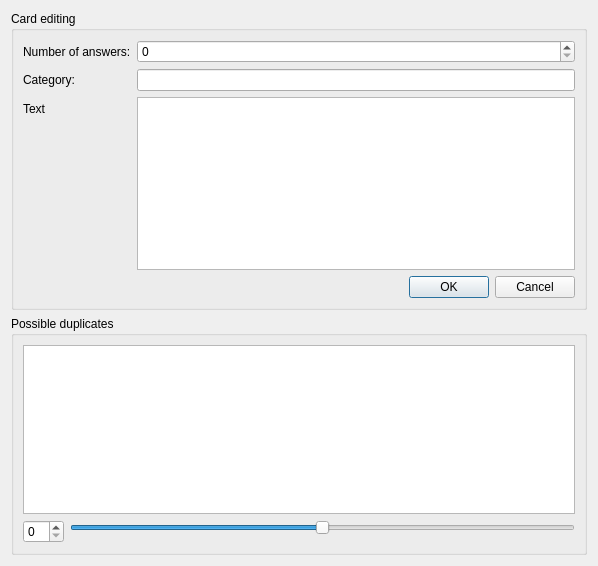
The window that src/carddatamappingwidget.ui (AnotherStranger/cah-fullformat-helper) describes before a commit, drawn with Qt 5.
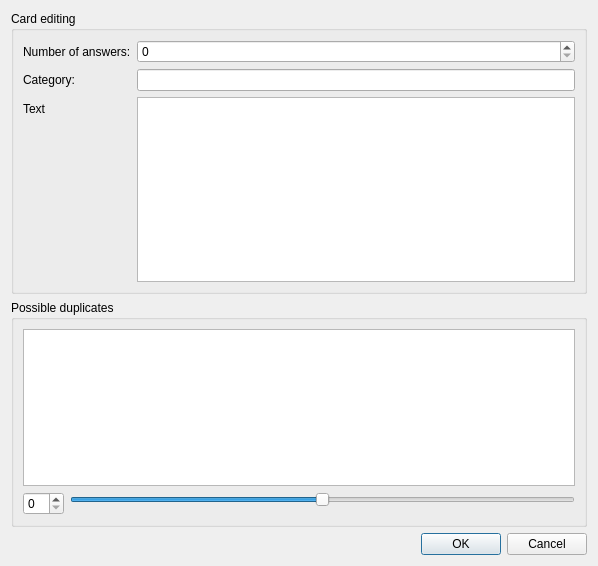
The same window after the commit.

Patch:
```diff
--- a/src/carddatamappingwidget.ui
+++ b/src/carddatamappingwidget.ui
@@ -53,13 +53,6 @@
         </property>
        </widget>
       </item>
-      <item row="4" column="1">
-       <widget class="QDialogButtonBox" name="buttonBox">
-        <property name="standardButtons">
-         <set>QDialogButtonBox::Cancel|QDialogButtonBox::Ok</set>
-        </property>
-       </widget>
-      </item>
       <item row="3" column="1">
        <widget class="QPlainTextEdit" name="textEdit">
         <property name="sizePolicy">
@@ -116,6 +109,13 @@
      </layout>
     </widget>
    </item>
+   <item>
+    <widget class="QDialogButtonBox" name="buttonBox">
+     <property name="standardButtons">
+      <set>QDialogButtonBox::Cancel|QDialogButtonBox::Ok</set>
+     </property>
+    </widget>
+   </item>
   </layout>
  </widget>
  <resources/>
```
Left out of the diff: 17 changed lines with no effect on the pictures.
